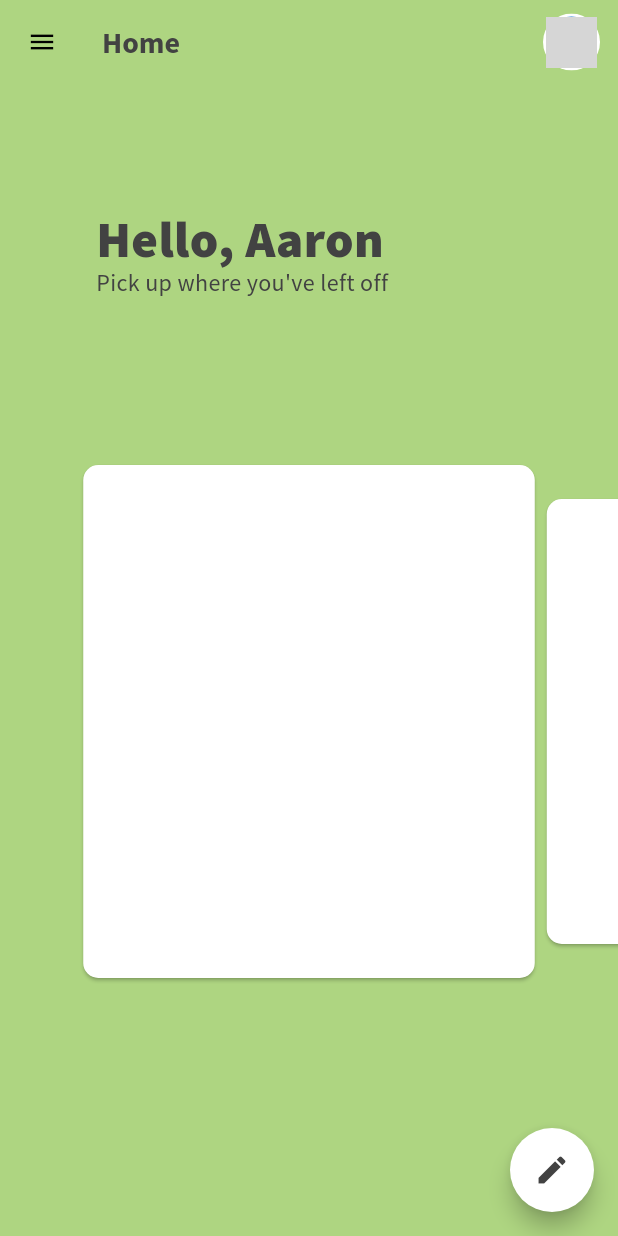
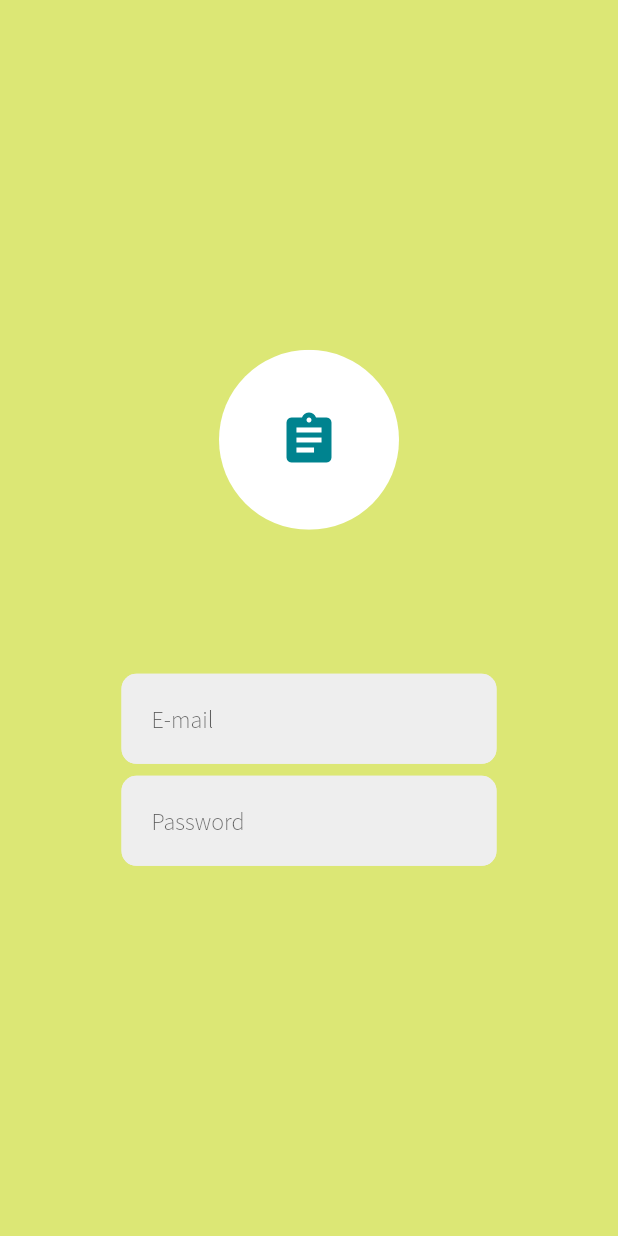
Before and after one commit to aaron-kotch/colltest, a Flutter app: the screen it shows after launch, on a phone screen of 412 x 824 dp. Run offline on Flutter 3.47's test engine with Material 2 defaults, Android fonts, the phone set to English and light mode, and no system bars; drawn by our look-alikes of carousel_slider; our stand-ins replace image_cropper, image_picker, shared_preferences; missing offline and left inert: floating_search_bar; grey boxes are pictures that could not be loaded.

Commit message:
add login page with basic text input functionalities.

```diff
--- a/lib/login_view.dart
+++ b/lib/login_view.dart
@@ -0,0 +1,120 @@
+import 'package:flutter/material.dart';
+
+class LoginPage extends StatefulWidget {
+  @override
+  _LoginPageState createState() => _LoginPageState();
+}
+
+class _LoginPageState extends State<LoginPage> {
+  @override
+  Widget build(BuildContext context) {
+    return SafeArea(
+        child: Scaffold(
+            body: Container(
+              width: MediaQuery.of(context).size.width,
+              height: MediaQuery.of(context).size.height,
+              color: Colors.lime[300],
+              child: Container(
+                alignment: Alignment(0,0.1),
+                child: SizedBox(
+                  width: 250,
+                  height: 400,
+                  child: Column(
+                    children: <Widget>[
+                      Container(
+                        width: 120,
+                        height: 120,
+                        margin: EdgeInsets.only(bottom: 96),
+                        child: ClipOval(
+                          child: Material(
+                            color: Colors.white,
+                            child: Icon(
+                              Icons.assignment,
+                              color: Colors.cyan[800],
+                              size: 40,
+                            ),
+                          ),
+                        ),
+                      ),
+                      Container(
+                        child: TextFormField(
+                          textAlign: TextAlign.left,
+                          cursorColor: Colors.yellow[400],
+                          style: TextStyle(
+                            fontFamily: "SourceSansPro",
+                            fontWeight: FontWeight.w300,
+                          ),
+                          decoration: InputDecoration(
+                            filled: true,
+                            fillColor: Colors.grey[200],
+                            contentPadding: EdgeInsets.only(left: 20, top: 20, bottom: 20),
+                            border: OutlineInputBorder(
+                                borderSide: BorderSide(
+                                )
+                            ),
+                            enabledBorder: OutlineInputBorder(
+                                borderSide: BorderSide(
+                                  color: Colors.grey[200],
+                                ),
+                              borderRadius: BorderRadius.circular(10),
+                            ),
+                            focusedBorder: OutlineInputBorder(
+                                borderSide: BorderSide(
+                                  color: Colors.grey[200],
+                                ),
+                              borderRadius: BorderRadius.circular(10)
+                            ),
+                            hintText:'E-mail',
+                            hintStyle: TextStyle(
+                              fontFamily: "SourceSansPro",
+                              fontWeight: FontWeight.w300,
+                            ),
+                          ),
+                        ),
+                      ),
+                      Container(
+                        margin: EdgeInsets.only(top: 8),
+                        child: TextFormField(
+                          cursorColor: Colors.yellow[400],
+                          style: TextStyle(
+                            fontFamily: "SourceSansPro",
+                            fontWeight: FontWeight.w300,
+                          ),
+                          decoration: InputDecoration(
+                            filled: true,
+                            fillColor: Colors.grey[200],
+                            contentPadding: EdgeInsets.only(left: 20, top: 20, bottom: 20),
+                            border: OutlineInputBorder(
+                                borderSide: BorderSide(
+                                )
+                            ),
+                            enabledBorder: OutlineInputBorder(
+                                borderSide: BorderSide(
+                                  color: Colors.grey[200],
+                                ),
+                                borderRadius: BorderRadius.circular(10),
+                            ),
+                            focusedBorder: OutlineInputBorder(
+                                borderSide: BorderSide(
+                                  color: Colors.grey[200],
+                                ),
+                                borderRadius: BorderRadius.circular(10),
+                            ),
+                            hintText:'Password',
+                            hintStyle: TextStyle(
+                              fontFamily: "SourceSansPro",
+                              fontWeight: FontWeight.w300,
+                            ),
+                            focusColor: Colors.yellow[400],
+                          ),
+                        )
+                      )
+                    ],
+                  ),
+                ),
+              ),
+            ),
+        ),
+    );
+  }
+}
--- a/lib/main.dart
+++ b/lib/main.dart
@@ -1,4 +1,5 @@
 import 'package:colltest/drawer.dart';
+import 'package:colltest/login_view.dart';
 import 'package:colltest/settings_view.dart';
 import 'package:flutter/material.dart';
 import 'package:provider/provider.dart';
@@ -13,7 +14,7 @@ class MyApp extends StatelessWidget {
   Widget build(BuildContext context) {
     return MultiProvider(
       child: MaterialApp(
-        home: Home(),
+        home: LoginPage(),
       ),
       providers: <SingleChildWidget>[
         ChangeNotifierProvider<DrawerStateInfo>(
--- a/pubspec.yaml
+++ b/pubspec.yaml
@@ -110,6 +110,8 @@ flutter:
 
     - family: SourceSansPro
       fonts:
+        - asset: fonts/SourceSansPro/SourceSansPro-Light.ttf
+          weight: 300
         - asset: fonts/SourceSansPro/SourceSansPro-Regular.ttf
           weight: 400
         - asset: fonts/SourceSansPro/SourceSansPro-Bold.ttf
```
